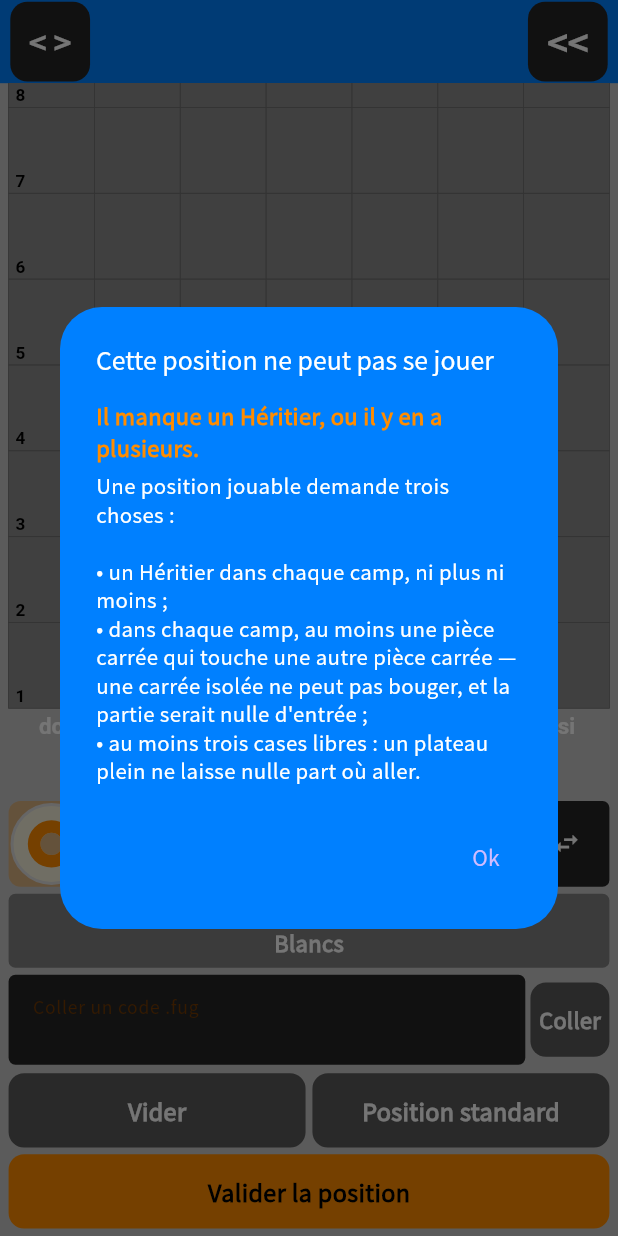
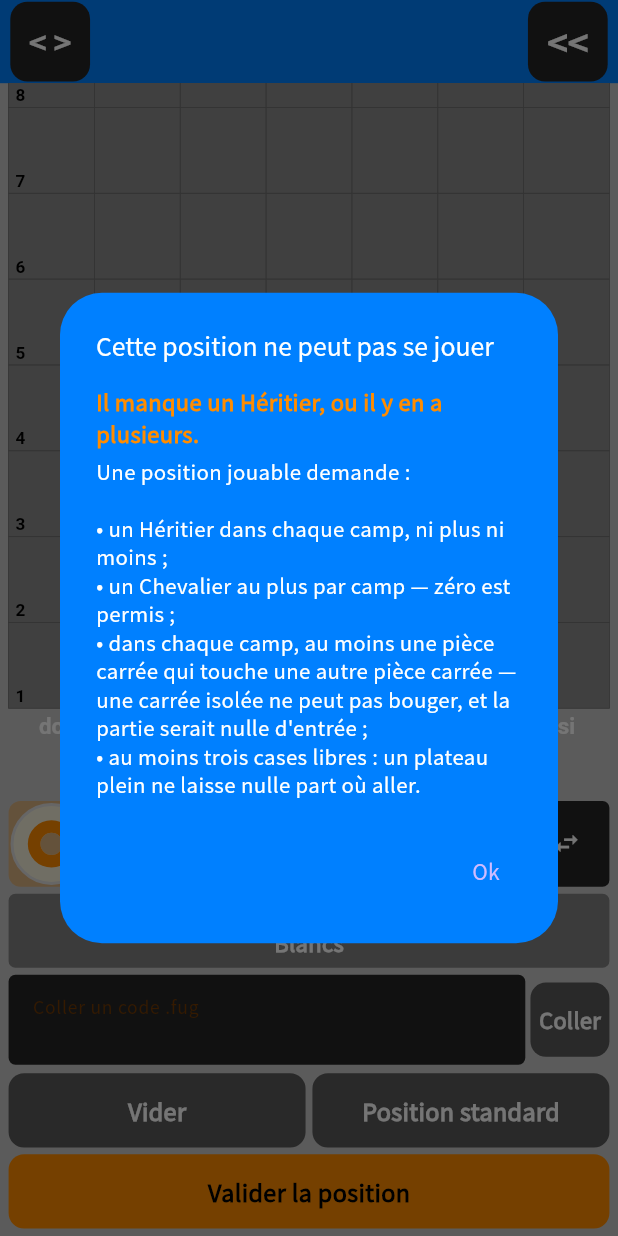
Before and after one commit to ninovieux-commits/La-Fuga, a Flutter app: the PositionComposerScreen screen opened directly, scrolled down 104 dp, after a tap on "Valider la position", on a phone screen of 412 x 824 dp. Run offline on Flutter 3.47's test engine with Material 3 defaults, Android fonts, the phone set to English and light mode, and no system bars; our stand-ins replace audioplayers, firebase_core, firebase_messaging, flutter_local_notifications, shared_preferences, socket_io_client; accounts and stored records are empty.

Commit message:
Le lecteur .fug n'ouvre que ce qui pourrait se jouer
Nino : « Un code .fug qui contient plusieurs chevaliers ou héritiers du même
camp, ou viole n'importe quelle autre règle du personnalisé, ne doit pas pouvoir
être lu par le lecteur .fug. »

Le lecteur acceptait toute position LISIBLE, même injouable — c'était un choix,
documenté comme tel dans son en-tête, et il était faux. Il applique maintenant
les règles d'une position composée et nomme celle qui manque : « invalide » tout
court n'aide personne à corriger huit lignes de sept caractères.

Du coup, « un Chevalier au plus par camp » devient une règle vérifiable, et elle
rejoint les autres dans `fugRefus`. C'était la seule façon de refuser un code
qui en porte deux : le composeur ne sait pas en poser un second — il déplace
celui qui est là — mais un code écrit à la main peut en contenir dix. Le popup
du composeur la nomme aussi, et le compilateur l'a exigé en rendant son `switch`
non exhaustif.

Le composeur, lui, reste permissif quand on y COLLE un code : on y vient pour
corriger une position, et c'est « Valider la position » qui juge. Les parties
déjà en cours et les archives ne sont pas relues : `fugLire` ne juge rien, il
lit.

Côté serveur, `patch_regles.py` remplace `patch_vides.py` et porte les deux
règles neuves — trois cases libres, un Chevalier au plus par camp. Rien n'était
déployé, autant qu'il soit juste.

Co-Authored-By: Claude Opus 5 <noreply@anthropic.com>
Claude-Session: https://claude.ai/code/session_01Q1cbn5Ugh29j9rELgAbhqR

```diff
--- a/lib/engine/fug.dart
+++ b/lib/engine/fug.dart
@@ -98,6 +98,10 @@ enum FugRefus {
   /// Un camp n'a pas d'Héritier, ou en a plusieurs. Il en faut un, et un seul.
   heritier,
 
+  /// Un camp a plus d'un Chevalier. Il n'en existe qu'un par camp — en avoir
+  /// zéro est permis, en avoir deux ne l'est pas.
+  chevalier,
+
   /// Un camp n'a aucune pièce carrée capable de bouger. La position serait
   /// nulle d'entrée : une carrée ne bouge que si elle touche une autre carrée.
   carreesBloquees,
@@ -183,17 +187,21 @@ FugLecture fugLire(String texte) {
   return (position: (board: board, turn: trait), erreur: null, ligne: null);
 }
 
-/// Combien d'Héritiers [camp] a sur le plateau.
-int fugHeritiers(Board board, Camp camp) {
+/// Combien de pièces de ce type et de ce camp sont sur le plateau.
+int fugCompte(Board board, PieceType type, Camp camp) {
   var n = 0;
   for (var c = 0; c < kCols; c++) {
     for (var r = 0; r < kRows; r++) {
       final p = board.at(c, r);
-      if (p != null && p.isHeir && p.camp == camp) n++;
+      if (p != null && p.type == type && p.camp == camp) n++;
     }
   }
   return n;
 }
+
+/// Combien d'Héritiers [camp] a sur le plateau.
+int fugHeritiers(Board board, Camp camp) =>
+    fugCompte(board, PieceType.heritier, camp);
 
 /// Vrai si [camp] possède au moins une pièce carrée capable de bouger.
 ///
@@ -225,12 +233,24 @@ int fugCasesVides(Board board) {
 /// Pourquoi cette position ne peut pas servir de départ — ou `null` si elle le
 /// peut.
 ///
-/// Les trois règles de Nino, et elles seules : un Héritier par camp, des
-/// carrées qui peuvent bouger des deux côtés, et au moins [kFugVidesMin] cases
-/// libres. Pour le reste on ne juge rien — dix Gardes d'un côté, c'est permis.
+/// Les règles de Nino, et elles seules : un Héritier par camp, un Chevalier au
+/// plus par camp, des carrées qui peuvent bouger des deux côtés, et au moins
+/// [kFugVidesMin] cases libres. Pour le reste on ne juge rien — dix Gardes d'un
+/// côté, c'est permis.
+///
+/// Le Chevalier est ici parce que le lecteur `.fug` doit refuser un code qui en
+/// porte deux. Le composeur ne peut pas en poser un second — il déplace celui
+/// qui est là — mais un code collé à la main, lui, peut en contenir autant qu'il
+/// veut. La règle doit donc exister quelque part de vérifiable, et elle vit où
+/// vivent les autres.
 FugRefus? fugRefus(Board board) {
   for (final camp in Camp.values) {
     if (fugHeritiers(board, camp) != 1) return FugRefus.heritier;
+  }
+  for (final camp in Camp.values) {
+    if (fugCompte(board, PieceType.chevalier, camp) > 1) {
+      return FugRefus.chevalier;
+    }
   }
   for (final camp in Camp.values) {
     if (!fugCarreeMobile(board, camp)) return FugRefus.carreesBloquees;
--- a/lib/ui/screens/position_composer_screen.dart
+++ b/lib/ui/screens/position_composer_screen.dart
@@ -171,6 +171,10 @@ class _PositionComposerScreenState extends State<PositionComposerScreen> {
                 FugRefus.heritier => T(
                   'Il manque un Héritier, ou il y en a plusieurs.',
                 ),
+                // Le composeur ne sait pas poser deux Chevaliers du même camp
+                // — il déplace celui qui est là. Un code COLLÉ, lui, peut en
+                // contenir deux.
+                FugRefus.chevalier => T('Un camp a plus d\'un Chevalier.'),
                 FugRefus.carreesBloquees => T(
                   'Un camp n\'a aucune pièce carrée capable de bouger.',
                 ),
@@ -187,8 +191,9 @@ class _PositionComposerScreenState extends State<PositionComposerScreen> {
             SizedBox(height: S(10)),
             Text(
               T(
-                'Une position jouable demande trois choses :\n\n'
+                'Une position jouable demande :\n\n'
                 '• un Héritier dans chaque camp, ni plus ni moins ;\n'
+                '• un Chevalier au plus par camp — zéro est permis ;\n'
                 '• dans chaque camp, au moins une pièce carrée qui touche une '
                 'autre pièce carrée — une carrée isolée ne peut pas bouger, et '
                 'la partie serait nulle d\'entrée ;\n'
```
Also changed, not shown: lib/ui/screens/fug_reader_screen.dart (+74 -4 lines), 1 other file.
